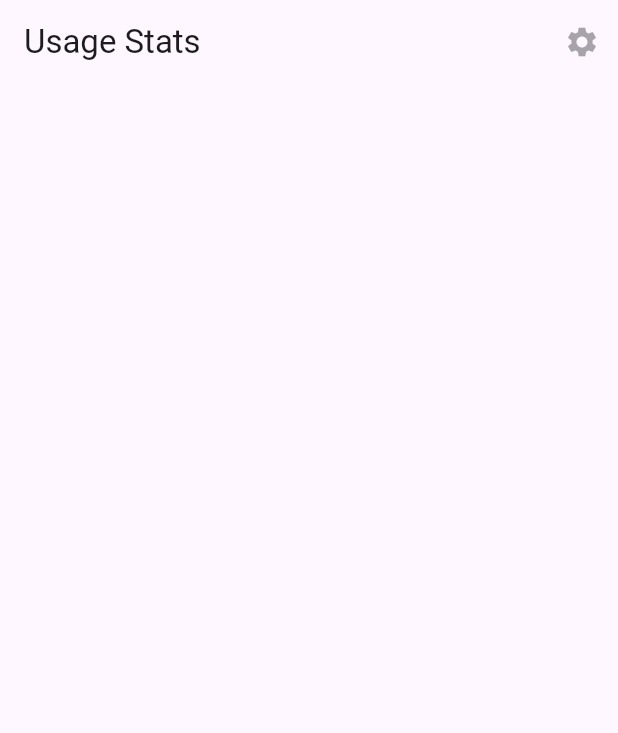
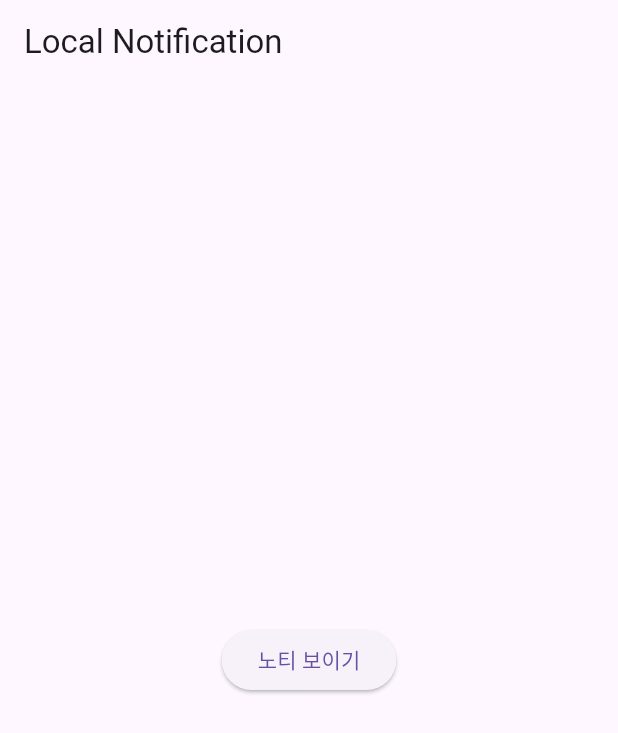
Before and after one commit to 0minKoh/appUsageRND_flutter, a Flutter app: the screen it shows after launch, on a phone screen of 412 x 824 dp. Shown: the top 733 px of the screen. Run offline on Flutter 3.47's test engine with Material 3 defaults, Android fonts, the light colour scheme and no system bars; our stand-ins replace flutter_local_notifications, permission_handler; missing offline and left inert: usage_stats.

Commit message:
local_push_notification android setup

```diff
--- a/lib/main.dart
+++ b/lib/main.dart
@@ -1,7 +1,8 @@
 // main.dart
 import 'package:app_usage_rnd_android/screens/app_usage_screen.dart';
+import 'package:app_usage_rnd_android/screens/notification_screen.dart';
 import 'package:flutter/material.dart';
 
 void main() {
-  runApp(MyApp());
+  runApp(LocalNotification());
 }
--- /dev/null
+++ b/lib/screens/notification_screen.dart
@@ -0,0 +1,90 @@
+import 'package:flutter/material.dart';
+import 'package:flutter_local_notifications/flutter_local_notifications.dart';
+import 'package:permission_handler/permission_handler.dart';
+
+class LocalNotification extends StatefulWidget {
+  const LocalNotification({super.key});
+
+  @override
+  State<LocalNotification> createState() => _LocalNotificationState();
+}
+
+class _LocalNotificationState extends State<LocalNotification> {
+  final FlutterLocalNotificationsPlugin _local =
+      FlutterLocalNotificationsPlugin();
+
+  @override
+  void initState() {
+    super.initState();
+    _permissionWithNotification();
+    _initialization();
+  }
+
+  void _permissionWithNotification() async {
+    await [Permission.notification].request();
+  }
+
+  void _initialization() async {
+    AndroidInitializationSettings android =
+        const AndroidInitializationSettings("@mipmap/ic_launcher");
+    InitializationSettings settings = InitializationSettings(android: android);
+    await _local.initialize(settings);
+
+    // 알림 채널 생성
+    const AndroidNotificationChannel channel = AndroidNotificationChannel(
+      'show_test', // 채널 ID
+      'Test Notifications', // 채널 이름
+      description: 'This channel is used for test notifications.',
+      importance: Importance.max,
+    );
+
+    final FlutterLocalNotificationsPlugin flutterLocalNotificationsPlugin =
+        FlutterLocalNotificationsPlugin();
+
+    // 알림 채널 등록
+    await flutterLocalNotificationsPlugin
+        .resolvePlatformSpecificImplementation<
+            AndroidFlutterLocalNotificationsPlugin>()
+        ?.createNotificationChannel(channel);
+  }
+
+  void _show() async {
+    NotificationDetails details = const NotificationDetails(
+      android: AndroidNotificationDetails(
+        "show_test",
+        "show_test",
+        channelDescription: "Test Local notications",
+        importance: Importance.max,
+        priority: Priority.high,
+      ),
+    );
+    await _local.show(
+      0,
+      "타이틀이 보여지는 영역입니다.",
+      "컨텐츠 내용이 보여지는 영역입니다.\ntest show()",
+      details,
+    );
+  }
+
+  @override
+  Widget build(BuildContext context) {
+    return MaterialApp(
+      home: Scaffold(
+        appBar: AppBar(
+          title: const Text("Local Notification"),
+        ),
+        body: Center(
+          child: Column(
+            mainAxisAlignment: MainAxisAlignment.center,
+            children: [
+              ElevatedButton(
+                onPressed: _show,
+                child: const Text("노티 보이기"),
+              ),
+            ],
+          ),
+        ),
+      ),
+    );
+  }
+}
--- a/pubspec.yaml
+++ b/pubspec.yaml
@@ -36,6 +36,8 @@ dependencies:
   # Use with the CupertinoIcons class for iOS style icons.
   cupertino_icons: ^1.0.6
   usage_stats: ^1.2.0
+  flutter_local_notifications: ^17.2.2
+  permission_handler: ^11.3.1
 
 dev_dependencies:
   flutter_test:
```
Also changed, not shown: pubspec.lock, 5 other files.
